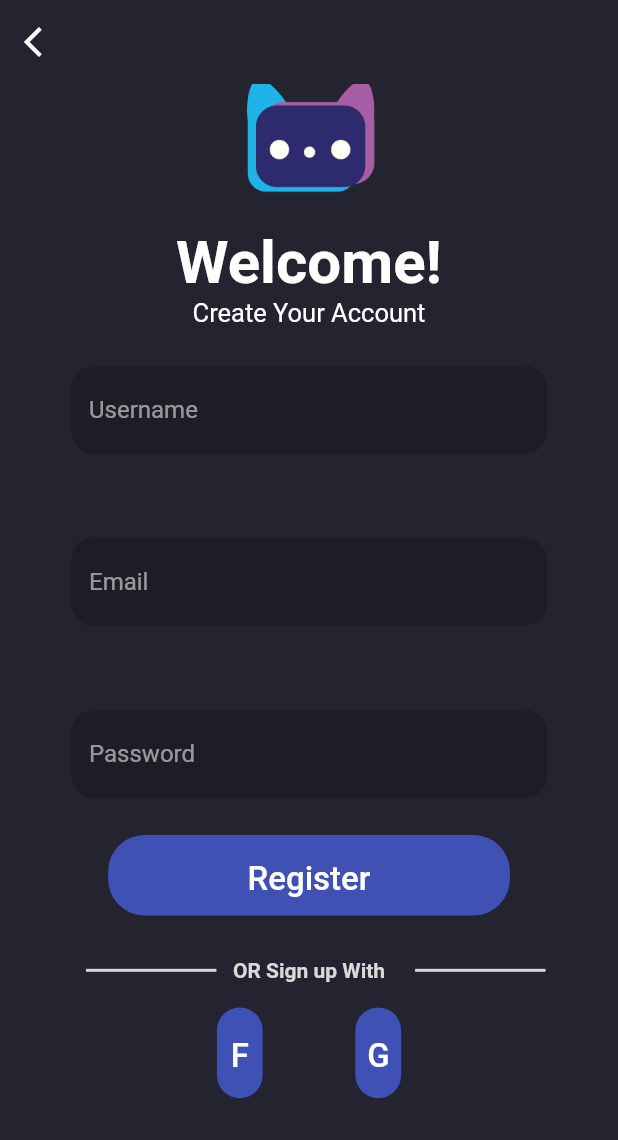
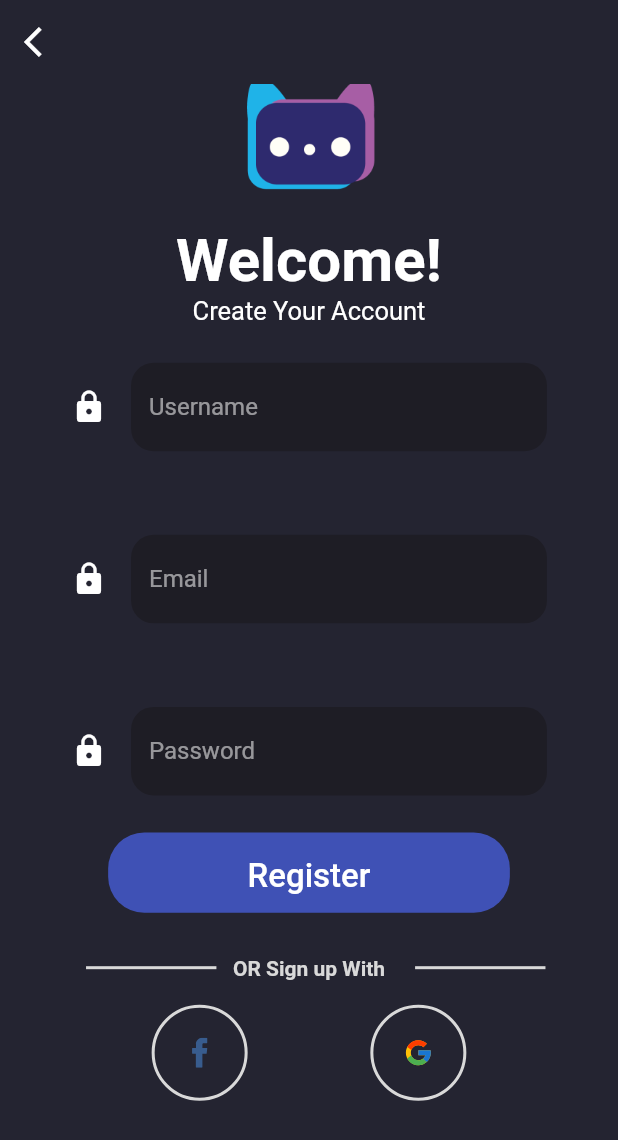
Before and after one commit to M0stu/ClownWare, a Flutter app: the RegisterPage screen opened by its route, on a phone screen of 412 x 824 dp. Shown: the top 1140 px of the screen. Run offline on Flutter 3.47's test engine with Material 2 defaults, Android fonts, the phone set to English and light mode, and no system bars; our stand-ins replace cloud_firestore, file_picker, firebase_analytics, firebase_auth, firebase_core, firebase_storage and 3 more; missing offline and left inert: flutter_facebook_auth; accounts and stored records are empty.

Commit message:
GoogleSignin
Fixing Social icon Functionality

```diff
--- a/cachat/lib/pages/register_page.dart
+++ b/cachat/lib/pages/register_page.dart
@@ -1,7 +1,9 @@
 //Packages
+import 'package:flutter/foundation.dart';
 import 'package:flutter/material.dart';
 import 'package:file_picker/file_picker.dart';
 import 'package:get_it/get_it.dart';
+import 'package:google_sign_in/google_sign_in.dart';
 import 'package:provider/provider.dart';
 
 //Services
@@ -41,7 +43,7 @@ class _RegisterPageState extends State<RegisterPage> {
   String? _name;
   PlatformFile? _profileImage;
   final _registerFormKey = GlobalKey<FormState>();
-
+  late GoogleSignInAccount userObj;
   @override
   Widget build(BuildContext context) {
     _auth = Provider.of<AuthenticationProvider>(context);
@@ -199,49 +201,34 @@ class _RegisterPageState extends State<RegisterPage> {
     return Row(
       mainAxisAlignment: MainAxisAlignment.center,
       children: <Widget>[
-        RoundedButton(
-            name: "F",
-            height: 60.5,
-            width: 30.5,
-            onPressed: () async {
+        SocialIcon(
+          iconSrc: "Assets/icons/facebook.svg",
+          press: () async {
             final userCredential = await _auth.signInWithFacebook();
             if (userCredential != null) {
               final idToken = userCredential.user!.getIdToken();
               print(idToken);
               print("User Logged in");
             }
-            }),
+          },
+        ),
         SizedBox(
           width: _deviceWidth * 0.15,
         ),
-        RoundedButton(
-            name: "G",
-            height: 60.5,
-            width: 30.5,
-            onPressed: () {
+        SocialIcon(
+          iconSrc: "Assets/icons/google.svg",
+          press: () async {
+            await GoogleSignIn().signIn().then((value) {
+              setState(() {
+                userObj = value!;
+              });
+            });
+            _navigation.navigateToRoute('/home');
+            if (kDebugMode) {
               print("Shi Hong wo de Peng You <3");
-            }),
-        // SocialIcon(
-        //   iconSrc: "Assets/icons/facebook.svg",
-        //   press: () async {
-        //     print("hi");
-        //   },
-        // ),
-        // SocialIcon(
-        // iconSrc: "Assets/icons/google.svg",
-        // press: () async {
-        // await firebaseAuthBrain.signInWithGoogle();
-        // firebaseAuthBrain.auth
-        //     .authStateChanges()
-        //     .listen((User user) {
-        //   if (user != null) {
-        //     print('User is signed in!');
-        //     Navigator.pushNamed(
-        //         context, HomeScreen.routeName);
-        //   }
-        // });
-        // },
-        // ),
+            }
+          },
+        ),
       ],
     );
   }
--- a/cachat/lib/widgets/custom_input_fields.dart
+++ b/cachat/lib/widgets/custom_input_fields.dart
@@ -6,11 +6,12 @@ class CustomTextFormField extends StatelessWidget {
   final String hintText;
   final bool obscureText;
 
-  CustomTextFormField(
-      {required this.onSaved,
-      required this.regEx,
-      required this.hintText,
-      required this.obscureText});
+  CustomTextFormField({
+    required this.onSaved,
+    required this.regEx,
+    required this.hintText,
+    required this.obscureText,
+  });
 
   @override
   Widget build(BuildContext context) {
@@ -23,6 +24,10 @@ class CustomTextFormField extends StatelessWidget {
         return RegExp(regEx).hasMatch(_value!) ? null : 'Enter a valid value.';
       },
       decoration: InputDecoration(
+        icon: const Icon(
+          Icons.lock,
+          color: Colors.white,
+        ),
         fillColor: const Color.fromRGBO(30, 29, 37, 1.0),
         filled: true,
         border: OutlineInputBorder(
--- a/cachat/lib/widgets/social_icon.dart
+++ b/cachat/lib/widgets/social_icon.dart
@@ -3,16 +3,16 @@ import 'package:flutter_svg/flutter_svg.dart';
 
 class SocialIcon extends StatelessWidget {
   final String iconSrc;
-  //final Function press;
+  final Function press;
   const SocialIcon({
     required this.iconSrc,
-    //  required this.press,
+    required this.press,
   });
 
   @override
   Widget build(BuildContext context) {
     return GestureDetector(
-      //onTap: press,
+      onTap: () => press(),
       child: Container(
         margin: const EdgeInsets.symmetric(horizontal: 10),
         padding: const EdgeInsets.all(20),
--- a/cachat/pubspec.yaml
+++ b/cachat/pubspec.yaml
@@ -44,6 +44,7 @@ dependencies:
   timeago: "3.1.0"
   flutter_keyboard_visibility: "5.0.3"
   flutter_svg: ^1.0.3
+  auth_buttons: ^2.0.4
 
   # The following adds the Cupertino Icons font to your application.
   # Use with the CupertinoIcons class for iOS style icons.
```
Also changed, not shown: cachat/pubspec.lock, 2 other files. Lines whose indentation alone changed are shown as unchanged.
